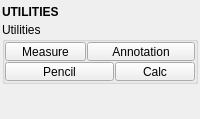
First picture: the form in tentacle/ui/utilities.ui, repository m3trik/tentacle, before the edit.
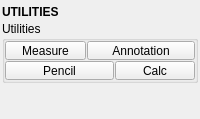
Second picture: the form after the edit. Custom widgets are drawn as their Qt base class.

What changed in the file:
```diff
--- a/tentacle/ui/utilities.ui
+++ b/tentacle/ui/utilities.ui
@@ -58,7 +58,7 @@
         <property name="minimumSize">
          <size>
           <width>0</width>
-          <height>20</height>
+          <height>19</height>
          </size>
         </property>
         <property name="font">
@@ -244,13 +244,13 @@
         <property name="minimumSize">
          <size>
           <width>0</width>
-          <height>20</height>
+          <height>19</height>
          </size>
         </property>
         <property name="maximumSize">
          <size>
           <width>16777215</width>
-          <height>20</height>
+          <height>19</height>
          </size>
         </property>
        </widget>
```
